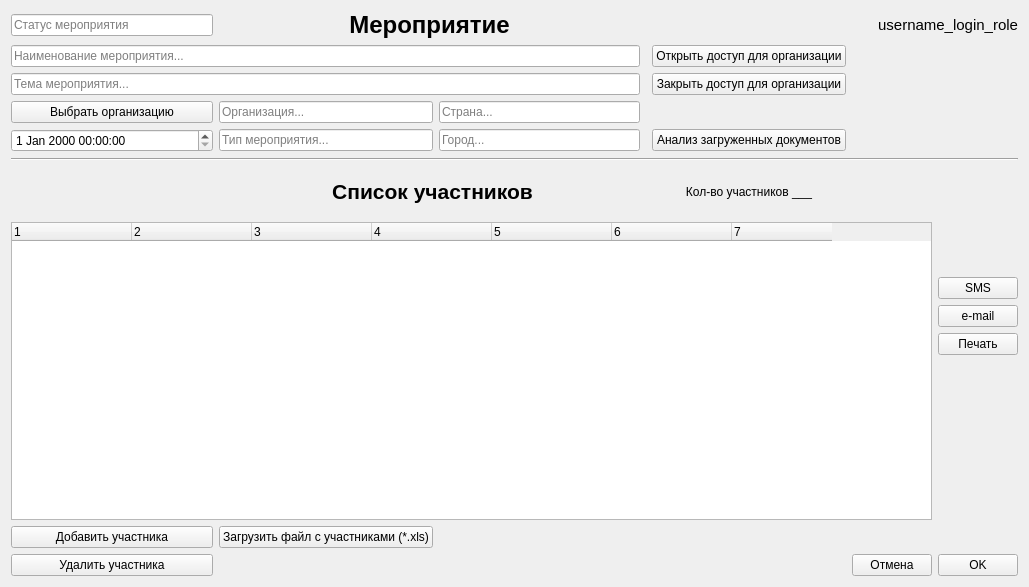
Before: the Qt Designer form Ui_designer/Ui_Event.ui in Vsesvet/FastComm, drawn with Qt 5.
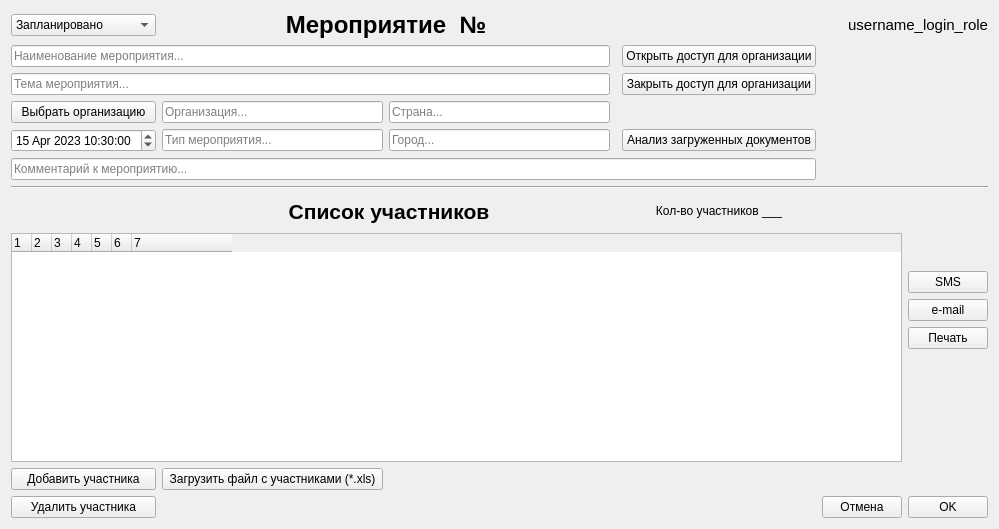
After: the same form once the commit is applied.

Commit message: Добавлены поля в Event. Уменьшен размер колонок tree по умолчанию.

Diff of the .ui file:
```diff
--- a/Ui_designer/Ui_Event.ui
+++ b/Ui_designer/Ui_Event.ui
@@ -6,15 +6,54 @@
    <rect>
     <x>0</x>
     <y>0</y>
-    <width>1029</width>
-    <height>587</height>
+    <width>999</width>
+    <height>529</height>
    </rect>
   </property>
   <property name="windowTitle">
    <string>Event</string>
   </property>
   <layout class="QGridLayout" name="gridLayout">
-   <item row="7" column="1">
+   <item row="16" column="6">
+    <widget class="QPushButton" name="pushButton_sms">
+     <property name="text">
+      <string>SMS</string>
+     </property>
+    </widget>
+   </item>
+   <item row="2" column="1" colspan="2">
+    <widget class="QLabel" name="label_Event">
+     <property name="font">
+      <font>
+       <pointsize>18</pointsize>
+       <weight>75</weight>
+       <bold>true</bold>
+       <kerning>true</kerning>
+      </font>
+     </property>
+     <property name="text">
+      <string>Мероприятие  №</string>
+     </property>
+     <property name="alignment">
+      <set>Qt::AlignCenter</set>
+     </property>
+    </widget>
+   </item>
+   <item row="23" column="6">
+    <widget class="QPushButton" name="pushButton_ok">
+     <property name="text">
+      <string>OK</string>
+     </property>
+    </widget>
+   </item>
+   <item row="7" column="0" colspan="3">
+    <widget class="QLineEdit" name="lineEdit_event_name">
+     <property name="placeholderText">
+      <string>Наименование мероприятия...</string>
+     </property>
+    </widget>
+   </item>
+   <item row="9" column="1">
     <widget class="QLineEdit" name="lineEdit_selected_organization">
      <property name="readOnly">
       <bool>true</bool>
@@ -24,97 +63,90 @@
      </property>
     </widget>
    </item>
-   <item row="9" column="4">
-    <widget class="QPushButton" name="pushButton_analisis_doc">
-     <property name="text">
-      <string>Анализ загруженных документов</string>
-     </property>
-    </widget>
-   </item>
-   <item row="20" column="5">
-    <widget class="QPushButton" name="pushButton_cancel">
-     <property name="text">
-      <string>Отмена</string>
-     </property>
-    </widget>
-   </item>
-   <item row="11" column="4">
-    <widget class="QLabel" name="label_total_participants">
-     <property name="text">
-      <string>Кол-во участников ___</string>
-     </property>
-     <property name="alignment">
-      <set>Qt::AlignCenter</set>
-     </property>
-    </widget>
-   </item>
-   <item row="14" column="6">
-    <widget class="QPushButton" name="pushButton_email">
-     <property name="text">
-      <string>e-mail</string>
-     </property>
-    </widget>
-   </item>
-   <item row="9" column="2">
+   <item row="11" column="2">
     <widget class="QLineEdit" name="lineEdit_event_city">
      <property name="placeholderText">
       <string>Город...</string>
      </property>
     </widget>
    </item>
-   <item row="19" column="0">
-    <widget class="QPushButton" name="pushButton_add_event_participant">
+   <item row="22" column="1">
+    <widget class="QPushButton" name="pushButton_load_xls">
+     <property name="whatsThis">
+      <string>Активна только если участников = 0</string>
+     </property>
      <property name="text">
-      <string>Добавить участника</string>
+      <string>Загрузить файл с участниками (*.xls)</string>
      </property>
     </widget>
    </item>
-   <item row="7" column="0">
+   <item row="18" column="6">
+    <widget class="QPushButton" name="pushButton_print_list">
+     <property name="text">
+      <string>Печать</string>
+     </property>
+    </widget>
+   </item>
+   <item row="9" column="2">
+    <widget class="QLineEdit" name="lineEdit_event_country">
+     <property name="placeholderText">
+      <string>Страна...</string>
+     </property>
+    </widget>
+   </item>
+   <item row="9" column="0">
     <widget class="QPushButton" name="pushButton_select_organization">
      <property name="text">
       <string>Выбрать организацию</string>
      </property>
     </widget>
    </item>
-   <item row="20" column="6">
-    <widget class="QPushButton" name="pushButton_ok">
+   <item row="13" column="0" colspan="7">
+    <widget class="Line" name="line">
+     <property name="orientation">
+      <enum>Qt::Horizontal</enum>
+     </property>
+    </widget>
+   </item>
+   <item row="7" column="4">
+    <widget class="QPushButton" name="pushButton_open_access">
      <property name="text">
-      <string>OK</string>
+      <string>Открыть доступ для организации</string>
      </property>
     </widget>
    </item>
-   <item row="5" column="0" colspan="3">
-    <widget class="QLineEdit" name="lineEdit_event_name">
-     <property name="placeholderText">
-      <string>Наименование мероприятия...</string>
+   <item row="14" column="4">
+    <widget class="QLabel" name="label_total_participants">
+     <property name="text">
+      <string>Кол-во участников ___</string>
      </property>
+     <property name="alignment">
+      <set>Qt::AlignCenter</set>
+     </property>
     </widget>
    </item>
-   <item row="9" column="1">
+   <item row="11" column="4">
+    <widget class="QPushButton" name="pushButton_analisis_doc">
+     <property name="text">
+      <string>Анализ загруженных документов</string>
+     </property>
+    </widget>
+   </item>
+   <item row="11" column="1">
     <widget class="QLineEdit" name="lineEdit_type_event">
      <property name="placeholderText">
       <string>Тип мероприятия...</string>
      </property>
     </widget>
    </item>
-   <item row="9" column="0">
-    <widget class="QDateTimeEdit" name="event_dateTime"/>
-   </item>
-   <item row="15" column="6">
-    <widget class="QPushButton" name="pushButton_print_list">
-     <property name="text">
-      <string>Печать</string>
-     </property>
-    </widget>
-   </item>
-   <item row="6" column="0" colspan="3">
+   <item row="8" column="0" colspan="3">
     <widget class="QLineEdit" name="lineEdit_event_theme">
      <property name="placeholderText">
       <string>Тема мероприятия...</string>
      </property>
     </widget>
    </item>
-   <item row="11" column="1" colspan="3">
+   <item row="14" column="1" colspan="3">
     <widget class="QLabel" name="label_list_participants">
      <property name="font">
       <font>
@@ -131,27 +163,104 @@
      </property>
     </widget>
    </item>
-   <item row="20" column="0">
+   <item row="17" column="6">
+    <widget class="QPushButton" name="pushButton_email">
+     <property name="text">
+      <string>e-mail</string>
+     </property>
+    </widget>
+   </item>
+   <item row="2" column="4" colspan="3">
+    <widget class="QLabel" name="label_username_login_role">
+     <property name="enabled">
+      <bool>true</bool>
+     </property>
+     <property name="font">
+      <font>
+       <pointsize>11</pointsize>
+       <kerning>true</kerning>
+      </font>
+     </property>
+     <property name="autoFillBackground">
+      <bool>false</bool>
+     </property>
+     <property name="text">
+      <string>username_login_role</string>
+     </property>
+     <property name="textFormat">
+      <enum>Qt::AutoText</enum>
+     </property>
+     <property name="alignment">
+      <set>Qt::AlignRight|Qt::AlignTrailing|Qt::AlignVCenter</set>
+     </property>
+    </widget>
+   </item>
+   <item row="11" column="0">
+    <widget class="QDateTimeEdit" name="event_dateTime">
+     <property name="dateTime">
+      <datetime>
+       <hour>10</hour>
+       <minute>30</minute>
+       <second>0</second>
+       <year>2023</year>
+       <month>4</month>
+       <day>15</day>
+      </datetime>
+     </property>
+     <property name="date">
+      <date>
+       <year>2023</year>
+       <month>4</month>
+       <day>15</day>
+      </date>
+     </property>
+    </widget>
+   </item>
+   <item row="22" column="0">
+    <widget class="QPushButton" name="pushButton_add_event_participant">
+     <property name="text">
+      <string>Добавить участника</string>
+     </property>
+    </widget>
+   </item>
+   <item row="23" column="5">
+    <widget class="QPushButton" name="pushButton_cancel">
+     <property name="text">
+      <string>Отмена</string>
+     </property>
+    </widget>
+   </item>
+   <item row="12" column="0" colspan="5">
+    <widget class="QLineEdit" name="lineEdit_event_comment">
+     <property name="placeholderText">
+      <string>Комментарий к мероприятию...</string>
+     </property>
+    </widget>
+   </item>
+   <item row="23" column="0">
     <widget class="QPushButton" name="pushButton_del_event_participant">
      <property name="text">
       <string>Удалить участника</string>
      </property>
     </widget>
    </item>
-   <item row="10" column="0" colspan="7">
-    <widget class="Line" name="line">
-     <property name="orientation">
-      <enum>Qt::Horizontal</enum>
+   <item row="8" column="4">
+    <widget class="QPushButton" name="pushButton_close_access">
+     <property name="text">
+      <string>Закрыть доступ для организации</string>
      </property>
     </widget>
    </item>
-   <item row="12" column="0" rowspan="7" colspan="6">
+   <item row="15" column="0" rowspan="7" colspan="6">
     <widget class="QTreeWidget" name="tree_event_participants_list">
      <property name="columnCount">
       <number>7</number>
      </property>
+     <attribute name="headerMinimumSectionSize">
+      <number>15</number>
+     </attribute>
      <attribute name="headerDefaultSectionSize">
-      <number>120</number>
+      <number>20</number>
      </attribute>
      <attribute name="headerHighlightSections">
       <bool>true</bool>
@@ -196,92 +305,23 @@
      </column>
     </widget>
    </item>
-   <item row="1" column="4" colspan="3">
-    <widget class="QLabel" name="label_username_login_role">
-     <property name="enabled">
-      <bool>true</bool>
-     </property>
-     <property name="font">
-      <font>
-       <pointsize>11</pointsize>
-       <kerning>true</kerning>
-      </font>
-     </property>
-     <property name="autoFillBackground">
-      <bool>false</bool>
-     </property>
-     <property name="text">
-      <string>username_login_role</string>
-     </property>
-     <property name="textFormat">
-      <enum>Qt::AutoText</enum>
-     </property>
-     <property name="alignment">
-      <set>Qt::AlignRight|Qt::AlignTrailing|Qt::AlignVCenter</set>
-     </property>
-    </widget>
-   </item>
-   <item row="7" column="2">
-    <widget class="QLineEdit" name="lineEdit_event_country">
-     <property name="placeholderText">
-      <string>Страна...</string>
-     </property>
-    </widget>
-   </item>
-   <item row="13" column="6">
-    <widget class="QPushButton" name="pushButton_sms">
-     <property name="text">
-      <string>SMS</string>
-     </property>
-    </widget>
-   </item>
-   <item row="6" column="4">
-    <widget class="QPushButton" name="pushButton_close_access">
-     <property name="text">
-      <string>Закрыть доступ для организации</string>
-     </property>
-    </widget>
-   </item>
-   <item row="5" column="4">
-    <widget class="QPushButton" name="pushButton_open_access">
-     <property name="text">
-      <string>Открыть доступ для организации</string>
-     </property>
-    </widget>
-   </item>
-   <item row="19" column="1">
-    <widget class="QPushButton" name="pushButton_load_xls">
-     <property name="whatsThis">
-      <string>Активна только если участников = 0</string>
-     </property>
-     <property name="text">
-      <string>Загрузить файл с участниками (*.xls)</string>
-     </property>
-    </widget>
-   </item>
-   <item row="1" column="1" colspan="2">
-    <widget class="QLabel" name="label_Event">
-     <property name="font">
-      <font>
-       <pointsize>18</pointsize>
-       <weight>75</weight>
-       <bold>true</bold>
-       <kerning>true</kerning>
-      </font>
-     </property>
-     <property name="text">
-      <string>Мероприятие</string>
-     </property>
-     <property name="alignment">
-      <set>Qt::AlignCenter</set>
-     </property>
-    </widget>
-   </item>
-   <item row="1" column="0">
-    <widget class="QLineEdit" name="lineEdit_event_status">
-     <property name="placeholderText">
-      <string>Статус мероприятия</string>
-     </property>
+   <item row="2" column="0">
+    <widget class="QComboBox" name="comboBox_event_status">
+     <item>
+      <property name="text">
+       <string>Запланировано</string>
+      </property>
+     </item>
+     <item>
+      <property name="text">
+       <string>Проведено</string>
+      </property>
+     </item>
+     <item>
+      <property name="text">
+       <string>Отменено</string>
+      </property>
+     </item>
     </widget>
    </item>
   </layout>
```
The commit also changes 1 other file.
